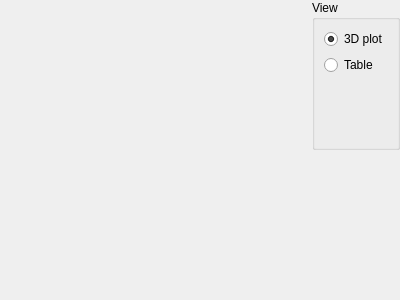
The window that UI/histogram2d.ui (Shadasviar/APOD) describes before a commit, drawn with Qt 5.
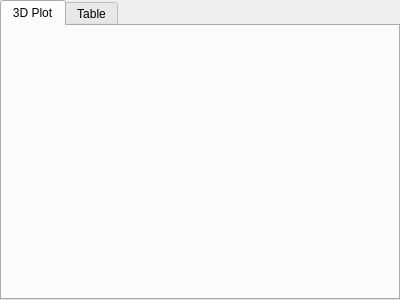
The same window after the commit.

Commit message: Change histogram 2D to tab view

What changed in the file:
```diff
--- a/UI/histogram2d.ui
+++ b/UI/histogram2d.ui
@@ -29,64 +29,6 @@
    <property name="spacing">
     <number>0</number>
    </property>
-   <item row="0" column="1">
-    <widget class="QGroupBox" name="typeBox">
-     <property name="sizePolicy">
-      <sizepolicy hsizetype="Maximum" vsizetype="Expanding">
-       <horstretch>0</horstretch>
-       <verstretch>0</verstretch>
-      </sizepolicy>
-     </property>
-     <property name="title">
-      <string>View</string>
-     </property>
-     <layout class="QVBoxLayout" name="verticalLayout">
-      <item>
-       <widget class="QRadioButton" name="plot3DBox">
-        <property name="text">
-         <string>3D plot</string>
-        </property>
-        <property name="checked">
-         <bool>true</bool>
-        </property>
-       </widget>
-      </item>
-      <item>
-       <widget class="QRadioButton" name="tableBox">
-        <property name="text">
-         <string>Table</string>
-        </property>
-       </widget>
-      </item>
-      <item>
-       <spacer name="verticalSpacer">
-        <property name="orientation">
-         <enum>Qt::Vertical</enum>
-        </property>
-        <property name="sizeHint" stdset="0">
-         <size>
-          <width>20</width>
-          <height>40</height>
-         </size>
-        </property>
-       </spacer>
-      </item>
-     </layout>
-    </widget>
-   </item>
-   <item row="1" column="1">
-    <spacer name="verticalSpacer_2">
-     <property name="orientation">
-      <enum>Qt::Vertical</enum>
-     </property>
-     <property name="sizeHint" stdset="0">
-      <size>
-       <width>20</width>
-       <height>40</height>
-      </size>
-     </property>
-    </spacer>
-   </item>
    <item row="0" column="0" rowspan="2">
     <widget class="QFrame" name="histFrame">
      <property name="frameShape">
@@ -111,16 +53,56 @@
       <property name="bottomMargin">
        <number>0</number>
       </property>
-      <item>
-       <layout class="QVBoxLayout" name="histlayout">
-        <property name="spacing">
-         <number>0</number>
-        </property>
-       </layout>
-      </item>
      </layout>
     </widget>
    </item>
+   <item row="0" column="1">
+    <widget class="QTabWidget" name="tabWidget">
+     <property name="currentIndex">
+      <number>0</number>
+     </property>
+     <property name="elideMode">
+      <enum>Qt::ElideNone</enum>
+     </property>
+     <widget class="QWidget" name="plotView">
+      <property name="autoFillBackground">
+       <bool>false</bool>
+      </property>
+      <attribute name="title">
+       <string>3D Plot</string>
+      </attribute>
+      <layout class="QHBoxLayout" name="horizontalLayout">
+       <property name="spacing">
+        <number>0</number>
+       </property>
+       <property name="leftMargin">
+        <number>0</number>
+       </property>
+       <property name="topMargin">
+        <number>0</number>
+       </property>
+       <property name="rightMargin">
+        <number>0</number>
+       </property>
+       <property name="bottomMargin">
+        <number>0</number>
+       </property>
+       <item>
+        <layout class="QVBoxLayout" name="histlayout">
+         <property name="spacing">
+          <number>0</number>
+         </property>
+        </layout>
+       </item>
+      </layout>
+     </widget>
+     <widget class="QWidget" name="tableView">
+      <attribute name="title">
+       <string>Table</string>
+      </attribute>
+     </widget>
+    </widget>
+   </item>
   </layout>
  </widget>
  <resources/>
```
